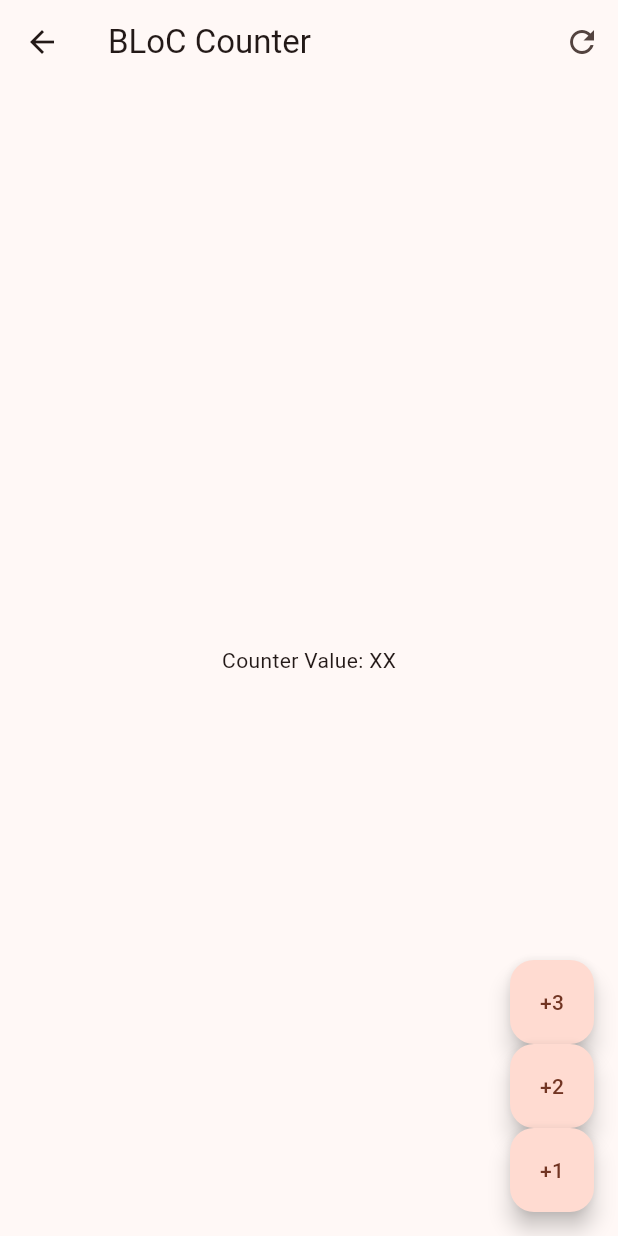
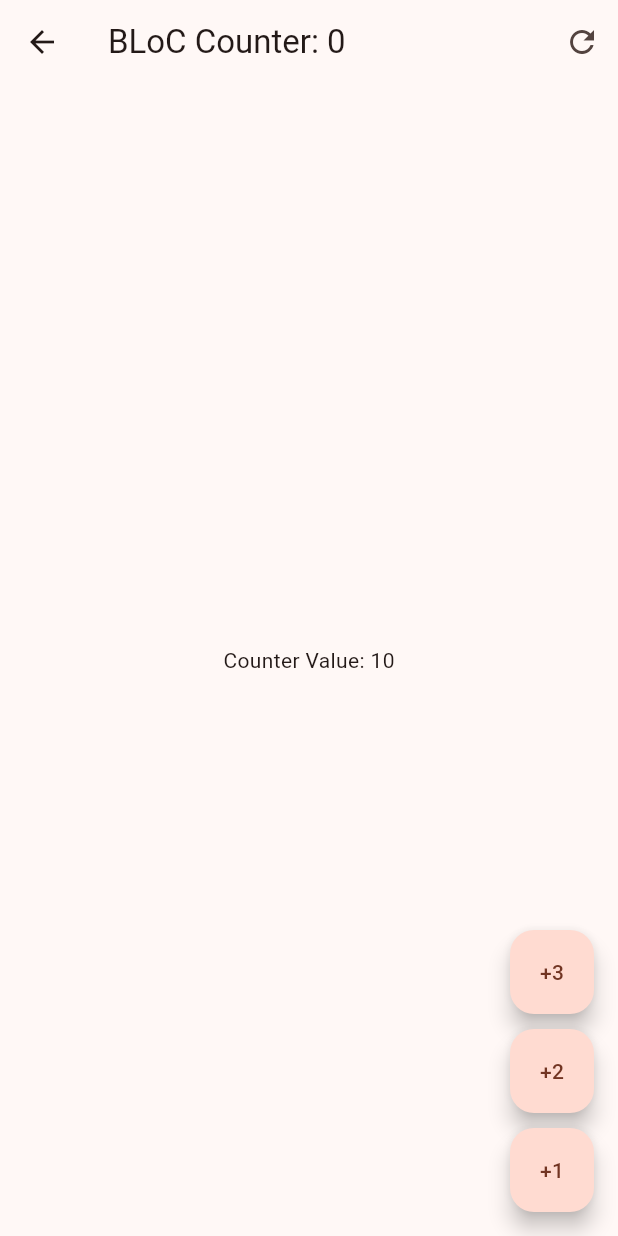
Before and after one commit to anthonny340/flutter-forms_app, a Flutter app: the screen it shows after launch, after a tap on "BLoC", on a phone screen of 412 x 824 dp. Run offline on Flutter 3.47's test engine with Material 3 defaults, Android fonts, the phone set to English and light mode, and no system bars; our stand-ins replace equatable, flutter_bloc, go_router.

Commit message:
feat(BLoc): CounterBloc finalizado y utilizacion

```diff
--- a/lib/presentation/blocs/counter_bloc/counter_bloc.dart
+++ b/lib/presentation/blocs/counter_bloc/counter_bloc.dart
@@ -9,6 +9,7 @@ class CounterBloc extends Bloc<CounterEvent, CounterState> {
     on<CounterIncreased>(_onCounterIncreased);
     // on<CounterIncreased>((event, emit) => _onCounterIncreased(event, emit)); //!Esta linea es igual que la de arriba
     // Cuando los parametros son los mismos se puede enviar la funcion por referencia
+    on<CounterReset>(_onCounterReseted);
   }
 
   void _onCounterIncreased(CounterIncreased event, Emitter<CounterState> emit) {
@@ -19,4 +20,8 @@ class CounterBloc extends Bloc<CounterEvent, CounterState> {
       ),
     );
   }
+
+  void _onCounterReseted(CounterReset event, Emitter<CounterState> emit) {
+    emit(state.copyWith(counter: 0));
+  }
 }
--- a/lib/presentation/blocs/counter_bloc/counter_event.dart
+++ b/lib/presentation/blocs/counter_bloc/counter_event.dart
@@ -9,3 +9,7 @@ class CounterIncreased extends CounterEvent {
 
   const CounterIncreased(this.increseBy);
 }
+
+class CounterReset extends CounterEvent {
+  const CounterReset();
+}
--- a/lib/presentation/screens/bloc_counter_screen.dart
+++ b/lib/presentation/screens/bloc_counter_screen.dart
@@ -1,31 +1,67 @@
 import 'package:flutter/material.dart';
+import 'package:flutter_bloc/flutter_bloc.dart';
+import 'package:forms_app/presentation/blocs/counter_bloc/counter_bloc.dart';
 
 class BlocCounterScreen extends StatelessWidget {
   const BlocCounterScreen({super.key});
 
   @override
   Widget build(BuildContext context) {
+    return BlocProvider(
+      create: (BuildContext _) => CounterBloc(),
+      child: BlocCouterView(),
+    );
+  }
+}
+
+class BlocCouterView extends StatelessWidget {
+  const BlocCouterView({super.key});
+
+  void increseCounterBy(BuildContext context, [int value = 1]) {
+    context.read<CounterBloc>().add(CounterIncreased(value));
+  }
+
+  void resetCounter(BuildContext context) {
+    context.read<CounterBloc>().add(CounterReset());
+  }
+
+  @override
+  Widget build(BuildContext context) {
     return Scaffold(
       appBar: AppBar(
-        title: Text('BLoC Counter'),
-        actions: [IconButton(onPressed: () {}, icon: Icon(Icons.refresh))],
+        title: context.select(
+          (CounterBloc counterBloc) =>
+              Text('BLoC Counter: ${counterBloc.state.transactionCount}'),
+        ),
+        actions: [
+          IconButton(
+            onPressed: () => resetCounter(context),
+            icon: Icon(Icons.refresh),
+          ),
+        ],
       ),
-      body: Center(child: const Text('Counter Value: XX')),
+      body: Center(
+        child: context.select(
+          (CounterBloc counterBloc) =>
+              Text('Counter Value: ${counterBloc.state.counter}'),
+        ),
+      ),
       floatingActionButton: Column(
+        spacing: 10,
         mainAxisAlignment: MainAxisAlignment.end,
         children: [
           FloatingActionButton(
-            onPressed: () {},
+            onPressed: () => increseCounterBy(context, 3),
             heroTag: '1',
             child: const Text('+3'),
           ),
           FloatingActionButton(
-            onPressed: () {},
+            onPressed: () => increseCounterBy(context, 2),
             heroTag: '2',
             child: const Text('+2'),
           ),
           FloatingActionButton(
-            onPressed: () {},
+            onPressed: () => increseCounterBy(context),
             heroTag: '3',
             child: const Text('+1'),
           ),
```
